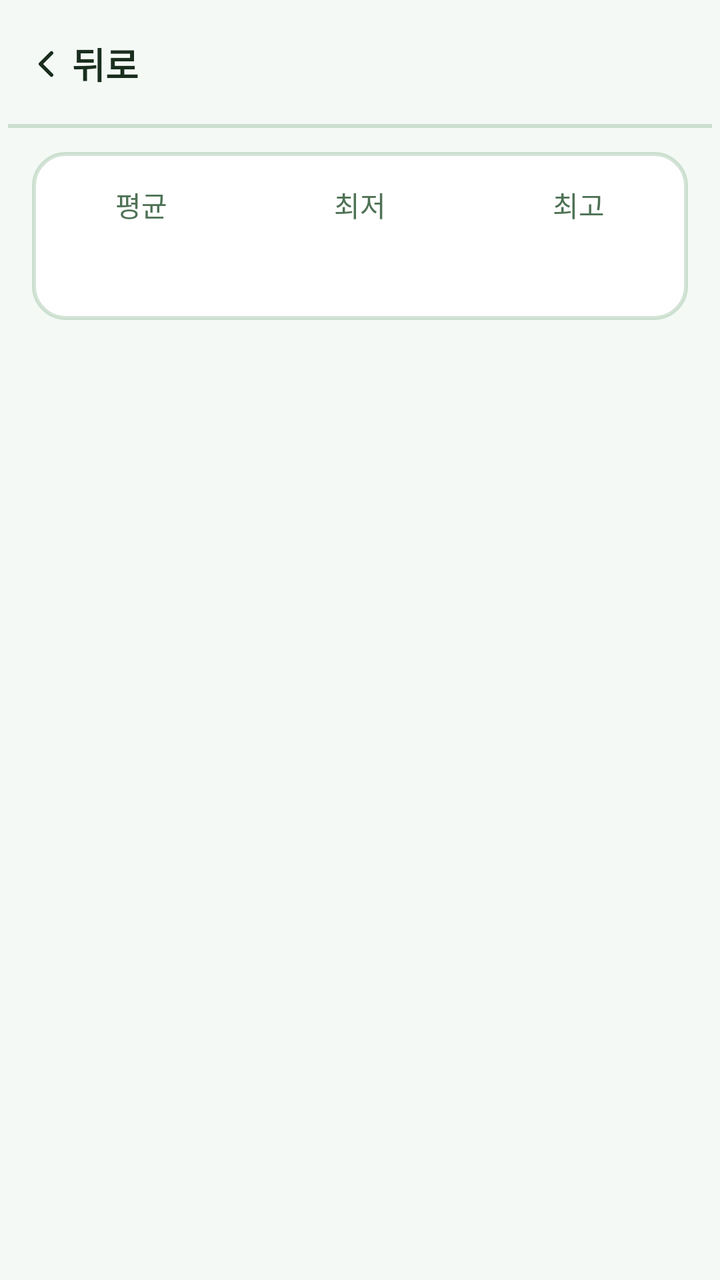
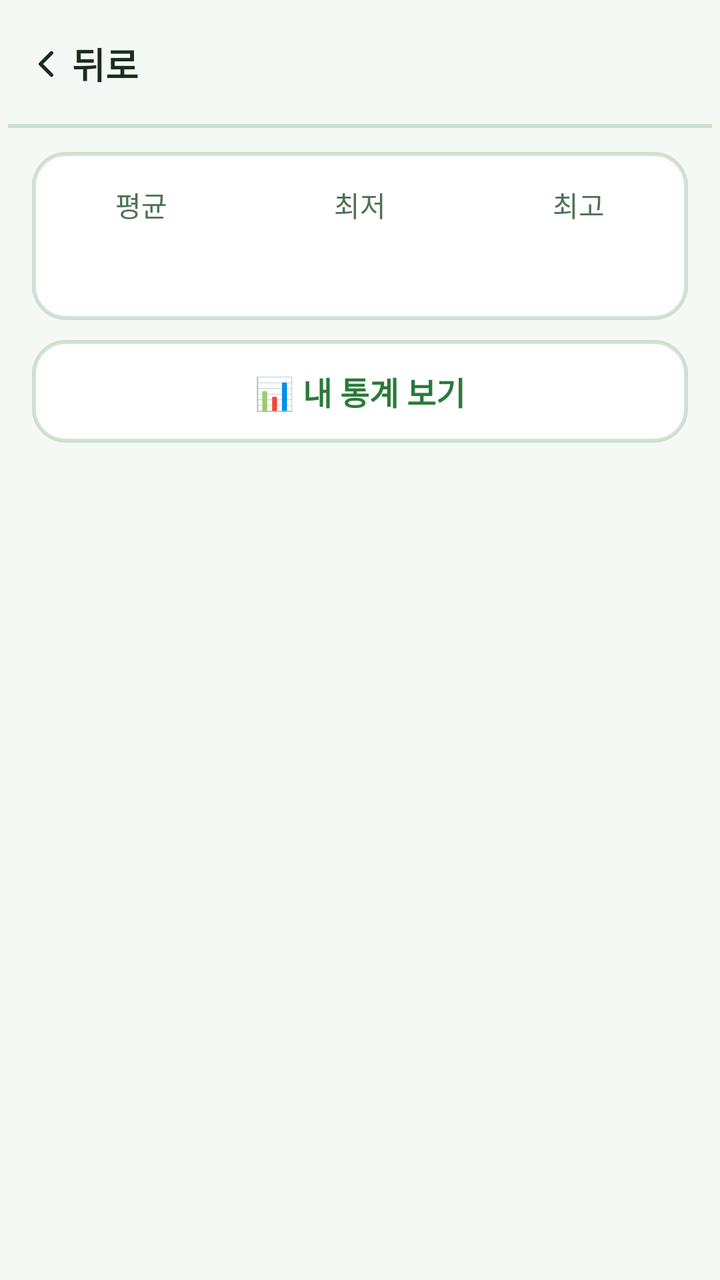

Before-and-after screenshots of an Android layout around one commit, followed by the original layout XML and the change that was made.
<!-- AndroidManifest.xml: application theme Theme.ParkGolf -->
<!-- res/layout/fragment_history.xml -->
<?xml version="1.0" encoding="utf-8"?>
<LinearLayout xmlns:android="http://schemas.android.com/apk/res/android"
    xmlns:app="http://schemas.android.com/apk/res-auto"
    android:layout_width="match_parent" android:layout_height="match_parent"
    android:orientation="vertical" android:background="?attr/parkBackground">
    <include android:id="@+id/topBar" layout="@layout/view_top_bar" />

    
    <LinearLayout android:id="@+id/statsCard"
        android:layout_width="match_parent" android:layout_height="wrap_content"
        android:orientation="horizontal" android:background="@drawable/bg_card"
        android:layout_marginHorizontal="@dimen/screen_padding" android:layout_marginTop="12dp"
        android:paddingVertical="16dp">
        <LinearLayout android:layout_width="0dp" android:layout_height="wrap_content"
            android:layout_weight="1" android:orientation="vertical" android:gravity="center">
            <TextView android:layout_width="wrap_content" android:layout_height="wrap_content"
                android:text="@string/stat_avg" android:textColor="?attr/parkMutedForeground"
                android:textSize="14sp" />
            <TextView android:id="@+id/tvAvg"
                android:layout_width="wrap_content" android:layout_height="wrap_content"
                android:textColor="?attr/parkForeground" android:textSize="22sp"
                android:textStyle="bold" android:layout_marginTop="2dp" />
        </LinearLayout>
        <LinearLayout android:layout_width="0dp" android:layout_height="wrap_content"
            android:layout_weight="1" android:orientation="vertical" android:gravity="center">
            <TextView android:layout_width="wrap_content" android:layout_height="wrap_content"
                android:text="@string/stat_best" android:textColor="?attr/parkMutedForeground"
                android:textSize="14sp" />
            <TextView android:id="@+id/tvBest"
                android:layout_width="wrap_content" android:layout_height="wrap_content"
                android:textColor="?attr/parkForeground" android:textSize="22sp"
                android:textStyle="bold" android:layout_marginTop="2dp" />
        </LinearLayout>
        <LinearLayout android:layout_width="0dp" android:layout_height="wrap_content"
            android:layout_weight="1" android:orientation="vertical" android:gravity="center">
            <TextView android:layout_width="wrap_content" android:layout_height="wrap_content"
                android:text="@string/stat_worst" android:textColor="?attr/parkMutedForeground"
                android:textSize="14sp" />
            <TextView android:id="@+id/tvWorst"
                android:layout_width="wrap_content" android:layout_height="wrap_content"
                android:textColor="?attr/parkForeground" android:textSize="22sp"
                android:textStyle="bold" android:layout_marginTop="2dp" />
        </LinearLayout>
    </LinearLayout>

    <FrameLayout android:layout_width="match_parent" android:layout_height="0dp"
        android:layout_weight="1">
        <androidx.recyclerview.widget.RecyclerView android:id="@+id/rvRounds"
            android:layout_width="match_parent" android:layout_height="match_parent"
            android:paddingHorizontal="@dimen/screen_padding" android:paddingTop="12dp"
            android:paddingBottom="12dp" android:clipToPadding="false" />

        
        <LinearLayout android:id="@+id/emptyView"
            android:layout_width="match_parent" android:layout_height="match_parent"
            android:orientation="vertical" android:gravity="center" android:visibility="gone">
            <FrameLayout android:layout_width="80dp" android:layout_height="80dp">
                <View android:layout_width="match_parent" android:layout_height="match_parent"
                    android:background="@drawable/bg_circle_muted" />
                <ImageView android:layout_width="match_parent" android:layout_height="match_parent"
                    android:src="@drawable/ic_trophy" android:padding="22dp"
                    app:tint="?attr/parkMutedForeground" android:importantForAccessibility="no" />
            </FrameLayout>
            <TextView android:layout_width="wrap_content" android:layout_height="wrap_content"
                android:text="@string/records_empty_title" android:textColor="?attr/parkForeground"
                android:textSize="20sp" android:textStyle="bold" android:layout_marginTop="16dp" />
            <TextView android:layout_width="wrap_content" android:layout_height="wrap_content"
                android:text="@string/records_empty_desc" android:textColor="?attr/parkMutedForeground"
                android:textSize="16sp" android:layout_marginTop="4dp" />
        </LinearLayout>
    </FrameLayout>
</LinearLayout>
<!-- res/layout/view_top_bar.xml (included above) -->
<?xml version="1.0" encoding="utf-8"?>
<androidx.constraintlayout.widget.ConstraintLayout
    xmlns:android="http://schemas.android.com/apk/res/android"
    xmlns:app="http://schemas.android.com/apk/res-auto"
    android:layout_width="match_parent"
    android:layout_height="wrap_content"
    android:background="?attr/parkBackground"
    android:minHeight="64dp"
    android:paddingHorizontal="4dp">

    <LinearLayout
        android:id="@+id/btnBack"
        android:layout_width="wrap_content"
        android:layout_height="@dimen/touch_min"
        android:orientation="horizontal"
        android:gravity="center_vertical"
        android:paddingHorizontal="8dp"
        android:background="?attr/selectableItemBackground"
        android:clickable="true"
        android:focusable="true"
        android:contentDescription="@string/back"
        app:layout_constraintStart_toStartOf="parent"
        app:layout_constraintTop_toTopOf="parent"
        app:layout_constraintBottom_toBottomOf="parent">
        <ImageView
            android:layout_width="22dp" android:layout_height="22dp"
            android:src="@drawable/ic_chevron_left"
            android:importantForAccessibility="no" />
        <TextView
            android:layout_width="wrap_content" android:layout_height="wrap_content"
            android:layout_marginStart="2dp"
            android:text="@string/back"
            android:textColor="?attr/parkForeground"
            android:textSize="@dimen/body_text"
            android:textStyle="bold" />
    </LinearLayout>

    <TextView
        android:id="@+id/tvBarTitle"
        android:layout_width="0dp"
        android:layout_height="wrap_content"
        android:gravity="center"
        android:textSize="@dimen/body_text"
        android:textStyle="bold"
        android:textColor="?attr/parkForeground"
        android:maxLines="1"
        android:ellipsize="end"
        app:layout_constraintStart_toEndOf="@id/btnBack"
        app:layout_constraintEnd_toStartOf="@id/barSpacer"
        app:layout_constraintTop_toTopOf="parent"
        app:layout_constraintBottom_toBottomOf="parent" />

    <Space
        android:id="@+id/barSpacer"
        android:layout_width="72dp"
        android:layout_height="1dp"
        app:layout_constraintEnd_toEndOf="parent"
        app:layout_constraintTop_toTopOf="parent" />

    <View android:layout_width="0dp" android:layout_height="@dimen/border_width"
        android:background="?attr/parkBorder"
        app:layout_constraintStart_toStartOf="parent"
        app:layout_constraintEnd_toEndOf="parent"
        app:layout_constraintBottom_toBottomOf="parent" />
</androidx.constraintlayout.widget.ConstraintLayout>
<!-- resources referenced by this layout -->
<resources>
  <dimen name="body_text">18sp</dimen>
  <dimen name="border_width">2dp</dimen>
  <dimen name="screen_padding">16dp</dimen>
  <dimen name="touch_min">56dp</dimen>
  <!-- drawable bg_card (drawable) -->
  <?xml version="1.0" encoding="utf-8"?>
  <shape xmlns:android="http://schemas.android.com/apk/res/android" android:shape="rectangle">
      <solid android:color="@color/card" />
      <corners android:radius="@dimen/radius_card" />
      <stroke android:width="@dimen/border_width" android:color="?attr/parkBorder" />
  </shape>
  <!-- drawable bg_circle_muted (drawable) -->
  <?xml version="1.0" encoding="utf-8"?>
  <shape xmlns:android="http://schemas.android.com/apk/res/android" android:shape="oval">
      <solid android:color="?attr/parkMuted" />
  </shape>
  <!-- drawable ic_chevron_left (drawable) -->
  <vector xmlns:android="http://schemas.android.com/apk/res/android" android:width="24dp" android:height="24dp" android:viewportWidth="24" android:viewportHeight="24">
      <path android:strokeColor="?attr/parkForeground" android:strokeWidth="2" android:strokeLineCap="round" android:strokeLineJoin="round" android:pathData="M15,18 L9,12 L15,6" />
  </vector>
  <!-- drawable ic_trophy (drawable) -->
  <vector xmlns:android="http://schemas.android.com/apk/res/android" android:width="24dp" android:height="24dp" android:viewportWidth="24" android:viewportHeight="24">
      <path android:strokeColor="?attr/parkPrimary" android:strokeWidth="1.6" android:strokeLineCap="round" android:strokeLineJoin="round" android:pathData="M7,4 L17,4 L17,9 A5,5 0 0 1 7,9 Z" />
      <path android:strokeColor="?attr/parkPrimary" android:strokeWidth="1.6" android:strokeLineCap="round" android:strokeLineJoin="round" android:pathData="M7,5 L4,5 L4,7 A3,3 0 0 0 7,10 M17,5 L20,5 L20,7 A3,3 0 0 1 17,10" />
      <path android:strokeColor="?attr/parkPrimary" android:strokeWidth="1.6" android:strokeLineCap="round" android:strokeLineJoin="round" android:pathData="M12,14 L12,17 M9,20 L15,20 M10,17 L14,17 L15,20 L9,20 Z" />
  </vector>
  <string name="back">뒤로</string>
  <string name="records_empty_desc">게임을 완료하면 여기에 기록됩니다</string>
  <string name="records_empty_title">기록 없음</string>
  <string name="stat_avg">평균</string>
  <string name="stat_best">최저</string>
  <string name="stat_worst">최고</string>
  <style name="Theme.ParkGolf" parent="Theme.ParkGolf.Green" />
  <color name="card">#FFFFFF</color>
  <dimen name="radius_card">16dp</dimen>
  <style name="Theme.ParkGolf.Green" parent="Theme.ParkGolf.Base">
          <item name="colorPrimary">#2A7A3B</item>
          <item name="android:windowBackground">#F4F9F5</item>
          <item name="parkBackground">#F4F9F5</item>
          <item name="parkForeground">#1A2E1D</item>
          <item name="parkPrimary">#2A7A3B</item>
          <item name="parkPrimary10">#1A2A7A3B</item>
          <item name="parkSecondary">#E6F2E8</item>
          <item name="parkMuted">#EAF3EC</item>
          <item name="parkMutedForeground">#4E7255</item>
          <item name="parkAccent">#D2EBDA</item>
          <item name="parkAccentForeground">#1A3D21</item>
          <item name="parkBorder">#332A7A3B</item>
          <item name="parkInputBg">#EAF3EC</item>
      </style>
  <style name="Theme.ParkGolf.Base" parent="Theme.Material3.DayNight.NoActionBar">
          <item name="colorOnPrimary">@color/on_primary</item>
          <item name="android:textColorPrimary">?attr/parkForeground</item>
      </style>
  <color name="on_primary">#FFFFFF</color>
</resources>

<!-- the commit's change to res/layout/fragment_history.xml (unified diff, before → after) -->
@@ -42,6 +42,13 @@
                 android:textStyle="bold" android:layout_marginTop="2dp" />
         </LinearLayout>
     </LinearLayout>
+
+    <TextView android:id="@+id/btnMyStats"
+        android:layout_width="match_parent" android:layout_height="wrap_content"
+        android:layout_marginHorizontal="@dimen/screen_padding" android:layout_marginTop="10dp"
+        android:background="@drawable/bg_card" android:paddingVertical="14dp"
+        android:gravity="center" android:text="@string/open_my_stats"
+        android:textColor="?attr/parkPrimary" android:textSize="16sp" android:textStyle="bold" />
 
     <FrameLayout android:layout_width="match_parent" android:layout_height="0dp"
         android:layout_weight="1">
<!-- resource entries referenced after the edit -->
@@ -27,6 +27,7 @@
       <path android:strokeColor="?attr/parkPrimary" android:strokeWidth="1.6" android:strokeLineCap="round" android:strokeLineJoin="round" android:pathData="M12,14 L12,17 M9,20 L15,20 M10,17 L14,17 L15,20 L9,20 Z" />
   </vector>
   <string name="back">뒤로</string>
+  <string name="open_my_stats">📊 내 통계 보기</string>
   <string name="records_empty_desc">게임을 완료하면 여기에 기록됩니다</string>
   <string name="records_empty_title">기록 없음</string>
   <string name="stat_avg">평균</string>
